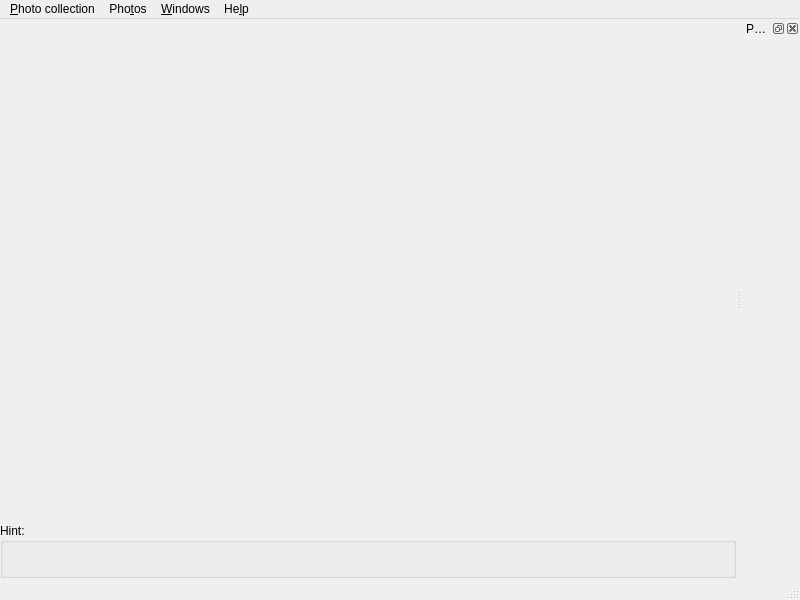
The window that src/gui/desktop/ui/mainwindow.ui (Kicer86/photobroom) describes before a commit, drawn with Qt 5.
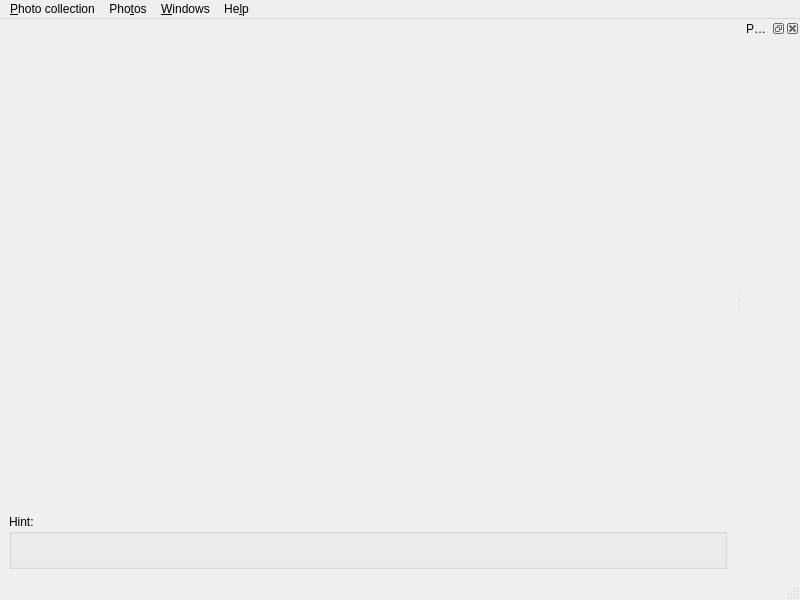
The same window after the commit. Icons and pictures are not drawn. Custom widgets are drawn as their Qt base class.

Commit message: gui: ui: reseting layout margins

```diff
--- a/src/gui/desktop/ui/mainwindow.ui
+++ b/src/gui/desktop/ui/mainwindow.ui
@@ -19,21 +19,6 @@
   </property>
   <widget class="QWidget" name="centralWidget">
    <layout class="QVBoxLayout" name="centralWidgetLayout">
-    <property name="spacing">
-     <number>0</number>
-    </property>
-    <property name="leftMargin">
-     <number>0</number>
-    </property>
-    <property name="topMargin">
-     <number>0</number>
-    </property>
-    <property name="rightMargin">
-     <number>0</number>
-    </property>
-    <property name="bottomMargin">
-     <number>0</number>
-    </property>
     <item>
      <widget class="QStackedWidget" name="viewsContainer"/>
     </item>
```
